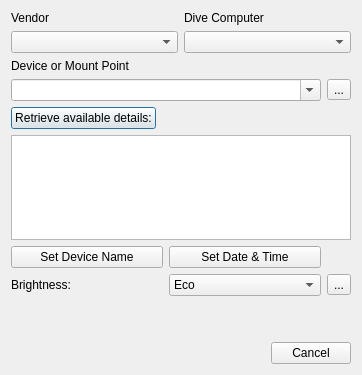
Qt form qt-ui/configuredivecomputerdialog.ui (subsurface/subsurface) before a commit.
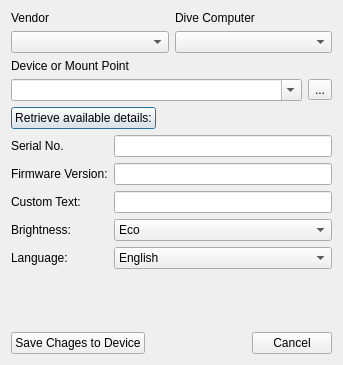
The same form after that commit.

Patch:
```diff
--- a/qt-ui/configuredivecomputerdialog.ui
+++ b/qt-ui/configuredivecomputerdialog.ui
@@ -6,8 +6,8 @@
    <rect>
     <x>0</x>
     <y>0</y>
-    <width>362</width>
-    <height>375</height>
+    <width>343</width>
+    <height>365</height>
    </rect>
   </property>
   <property name="windowTitle">
@@ -91,33 +91,16 @@
      </item>
     </layout>
    </item>
-   <item>
-    <widget class="QTextBrowser" name="availableDetails"/>
-   </item>
    <item>
     <layout class="QGridLayout" name="gridLayout_2">
-     <item row="0" column="0">
-      <widget class="QPushButton" name="setDeviceName">
-       <property name="text">
-        <string>Set Device Name</string>
-       </property>
-      </widget>
-     </item>
-     <item row="0" column="1">
-      <widget class="QPushButton" name="setDateAndTime">
-       <property name="text">
-        <string>Set Date &amp;&amp; Time</string>
-       </property>
-      </widget>
-     </item>
-     <item row="1" column="0">
+     <item row="3" column="0">
       <widget class="QLabel" name="label_4">
        <property name="text">
         <string>Brightness:</string>
        </property>
       </widget>
      </item>
-     <item row="1" column="1">
+     <item row="3" column="1">
       <widget class="QComboBox" name="brightnessComboBox">
        <item>
         <property name="text">
@@ -136,15 +119,90 @@
        </item>
       </widget>
      </item>
-     <item row="1" column="2">
-      <widget class="QToolButton" name="setBrightnessButton">
+     <item row="0" column="1">
+      <widget class="QLineEdit" name="serialNoLineEdit">
+       <property name="readOnly">
+        <bool>true</bool>
+       </property>
+      </widget>
+     </item>
+     <item row="4" column="1">
+      <widget class="QComboBox" name="languageComboBox">
+       <item>
+        <property name="text">
+         <string>English</string>
+        </property>
+       </item>
+       <item>
+        <property name="text">
+         <string>German</string>
+        </property>
+       </item>
+       <item>
+        <property name="text">
+         <string>French</string>
+        </property>
+       </item>
+       <item>
+        <property name="text">
+         <string>Italian</string>
+        </property>
+       </item>
+      </widget>
+     </item>
+     <item row="2" column="1">
+      <widget class="QLineEdit" name="customTextLlineEdit"/>
+     </item>
+     <item row="4" column="0">
+      <widget class="QLabel" name="label_6">
        <property name="text">
-        <string>...</string>
+        <string>Language:</string>
+       </property>
+      </widget>
+     </item>
+     <item row="0" column="0">
+      <widget class="QLabel" name="label_7">
+       <property name="text">
+        <string>Serial No.</string>
+       </property>
+      </widget>
+     </item>
+     <item row="2" column="0">
+      <widget class="QLabel" name="label_5">
+       <property name="text">
+        <string>Custom Text:</string>
+       </property>
+      </widget>
+     </item>
+     <item row="1" column="0">
+      <widget class="QLabel" name="label_8">
+       <property name="text">
+        <string>Firmware Version:</string>
+       </property>
+      </widget>
+     </item>
+     <item row="1" column="1">
+      <widget class="QLineEdit" name="firmwareVersionLineEdit">
+       <property name="readOnly">
+        <bool>true</bool>
        </property>
       </widget>
      </item>
     </layout>
    </item>
+   <item>
+    <spacer name="verticalSpacer">
+     <property name="orientation">
+      <enum>Qt::Vertical</enum>
+     </property>
+     <property name="sizeHint" stdset="0">
+      <size>
+       <width>20</width>
+       <height>40</height>
+      </size>
+     </property>
+    </spacer>
+   </item>
    <item>
     <widget class="QLabel" name="errorLabel">
      <property name="styleSheet">
@@ -164,6 +222,13 @@
    </item>
    <item>
     <layout class="QHBoxLayout" name="horizontalLayout_3">
+     <item>
+      <widget class="QPushButton" name="saveSettingsPushButton">
+       <property name="text">
+        <string>Save Chages to Device</string>
+       </property>
+      </widget>
+     </item>
      <item>
       <spacer name="horizontalSpacer_2">
        <property name="orientation">
```
Left out of the diff: 14 changed lines with no effect on the pictures.
